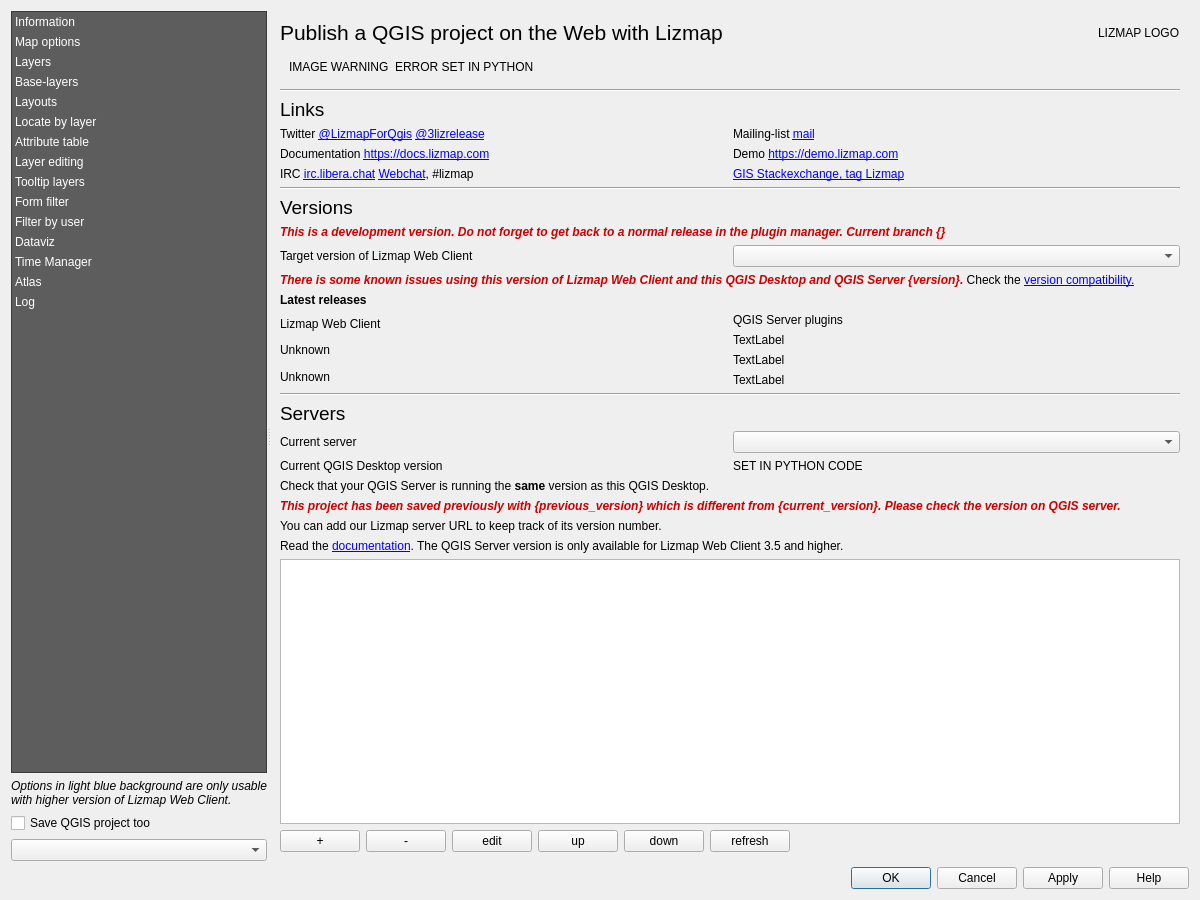
Before: the Qt Designer form lizmap/resources/ui/ui_lizmap.ui in 3liz/lizmap-plugin, drawn with Qt 5.
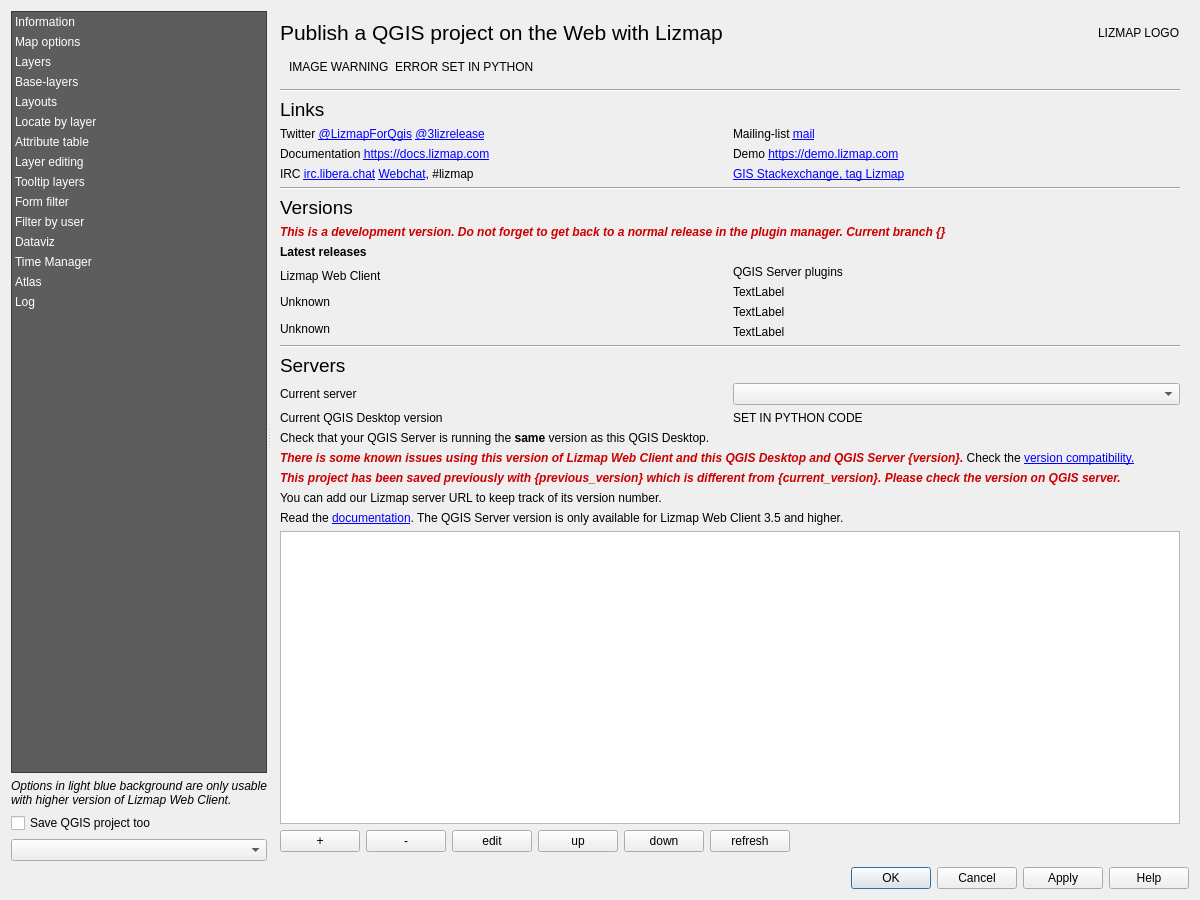
After: the same form once the commit is applied. Custom widgets are drawn as their Qt base class.

What changed in the file:
```diff
--- a/lizmap/resources/ui/ui_lizmap.ui
+++ b/lizmap/resources/ui/ui_lizmap.ui
@@ -403,33 +403,6 @@
              </property>
             </widget>
            </item>
-           <item>
-            <layout class="QHBoxLayout" name="horizontalLayout_10">
-             <item>
-              <widget class="QLabel" name="label_3">
-               <property name="text">
-                <string>Target version of Lizmap Web Client</string>
-               </property>
-              </widget>
-             </item>
-             <item>
-              <widget class="QComboBox" name="combo_lwc_version"/>
-             </item>
-            </layout>
-           </item>
-           <item>
-            <widget class="QLabel" name="qgis_and_lwc_versions_issue">
-             <property name="text">
-              <string>&lt;html&gt;&lt;head/&gt;&lt;body&gt;&lt;p&gt;&lt;span style=&quot; font-weight:600; font-style:italic; color:#cc0000;&quot;&gt;There is some known issues using this version of Lizmap Web Client and this QGIS Desktop and QGIS Server {version}. &lt;/span&gt;Check the &lt;a href=&quot;https://github.com/3liz/lizmap-web-client/wiki/Versions&quot;&gt;&lt;span style=&quot; text-decoration: underline; color:#0000ff;&quot;&gt;version compatibility.&lt;/span&gt;&lt;/a&gt;&lt;/p&gt;&lt;/body&gt;&lt;/html&gt;</string>
-             </property>
-             <property name="wordWrap">
-              <bool>true</bool>
-             </property>
-             <property name="openExternalLinks">
-              <bool>true</bool>
-             </property>
-            </widget>
-           </item>
            <item>
             <widget class="QLabel" name="label">
              <property name="font">
@@ -572,6 +545,19 @@
              </property>
             </widget>
            </item>
+           <item>
+            <widget class="QLabel" name="qgis_and_lwc_versions_issue">
+             <property name="text">
+              <string>&lt;html&gt;&lt;head/&gt;&lt;body&gt;&lt;p&gt;&lt;span style=&quot; font-weight:600; font-style:italic; color:#cc0000;&quot;&gt;There is some known issues using this version of Lizmap Web Client and this QGIS Desktop and QGIS Server {version}. &lt;/span&gt;Check the &lt;a href=&quot;https://github.com/3liz/lizmap-web-client/wiki/Versions&quot;&gt;&lt;span style=&quot; text-decoration: underline; color:#0000ff;&quot;&gt;version compatibility.&lt;/span&gt;&lt;/a&gt;&lt;/p&gt;&lt;/body&gt;&lt;/html&gt;</string>
+             </property>
+             <property name="wordWrap">
+              <bool>true</bool>
+             </property>
+             <property name="openExternalLinks">
+              <bool>true</bool>
+             </property>
+            </widget>
+           </item>
            <item>
             <widget class="QLabel" name="label_qgis_different_version">
              <property name="text">
```
